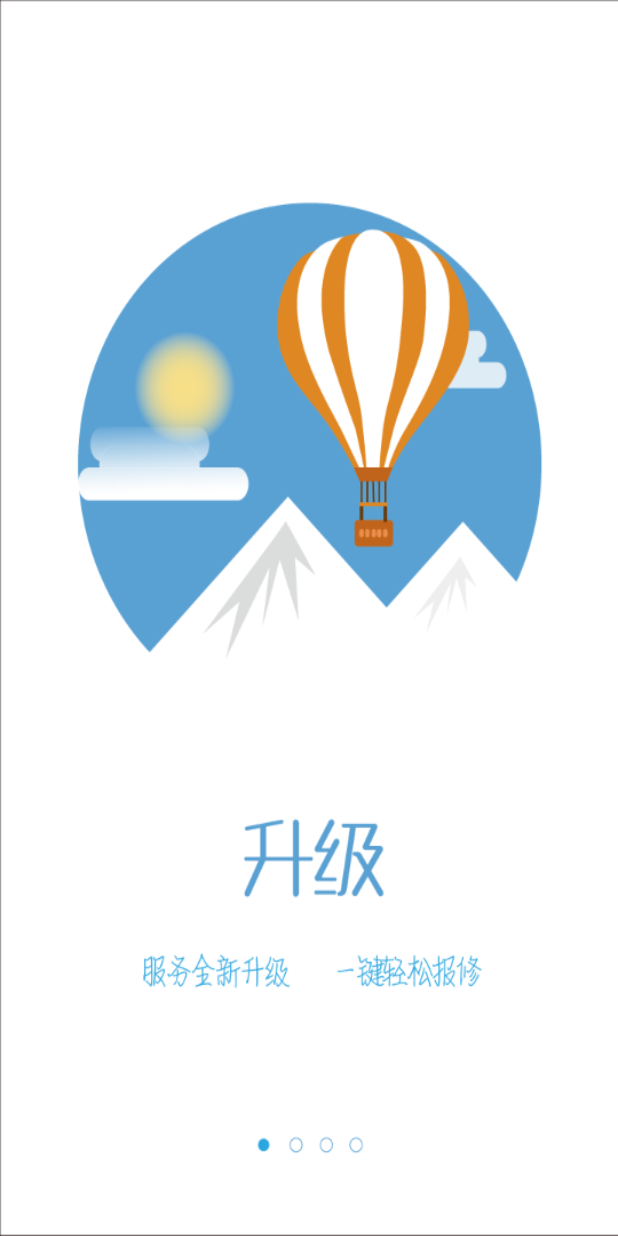
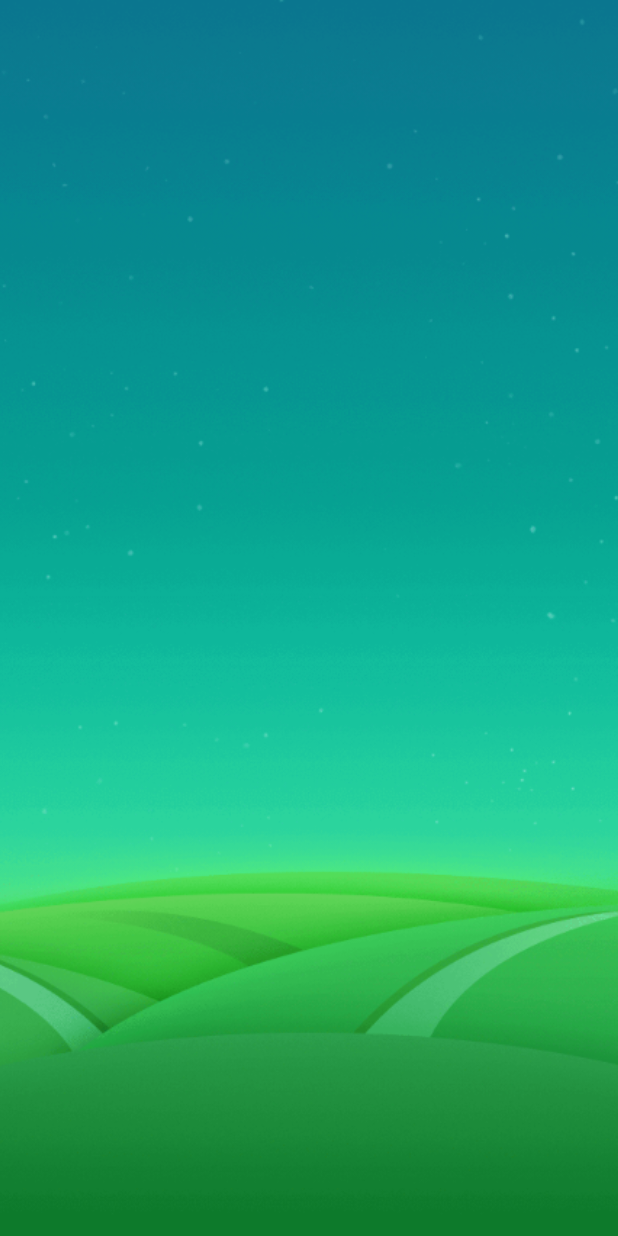
Before and after one commit to tony1213/Lenovo_v2, an Android app: the first screen one second after launch (SplashActivity before the commit, WelcomeActivity after it), on a phone screen of 412 x 824 dp. Run offline under Robolectric (Android 15) with nearby library versions, the phone set to English and light mode, and no system bars; libraries missing offline, so code that uses them is left out: com.beardedhen.androidbootstrap, com.squareup.okhttp; 6 statements that could not run were skipped.

Commit message:
增加欢迎界面 解决工单popupwindow 位置bug 修复通知动画bug

```diff
--- a/app/src/main/AndroidManifest.xml
+++ b/app/src/main/AndroidManifest.xml
@@ -32,7 +32,7 @@
             android:value="XYvfKQuUDMMwodBroX02SAHCifpPPyN8" />
         <!-- http://lbsyun.baidu.com/apiconsole/key -->
         <activity
-            android:name=".activity.business.common.SplashActivity"
+            android:name=".activity.business.common.WelcomeActivity"
             android:theme="@style/AppFullScreenTheme">
             <intent-filter>
                 <action android:name="android.intent.action.MAIN" />
@@ -40,6 +40,7 @@
                 <category android:name="android.intent.category.LAUNCHER" />
             </intent-filter>
         </activity>
+        <activity android:name=".activity.business.common.SplashActivity" />
         <activity android:name=".activity.business.common.LoginActivity" />
         <activity android:name=".activity.MainActivity" />
         <activity android:name=".activity.business.common.register.RegisterUserAgreementActivity" />
--- a/app/src/main/java/com/overtech/lenovo/activity/business/common/SplashActivity.java
+++ b/app/src/main/java/com/overtech/lenovo/activity/business/common/SplashActivity.java
@@ -13,6 +13,8 @@ import android.widget.LinearLayout;
 import com.overtech.lenovo.R;
 import com.overtech.lenovo.activity.base.BaseActivity;
 import com.overtech.lenovo.activity.business.tasklist.adapter.ViewPagerAdapter;
+import com.overtech.lenovo.utils.SharePreferencesUtils;
+import com.overtech.lenovo.utils.SharedPreferencesKeys;
 
 import java.util.ArrayList;
 
@@ -85,9 +87,11 @@ public class SplashActivity extends BaseActivity implements View.OnClickListener
     public void onClick(View v) {
         switch (v.getId()) {
             case R.id.btn_splash_next:
+                SharePreferencesUtils.put(this, SharedPreferencesKeys.FIRSTLOGIN,false);
                 Intent intent = new Intent();
                 intent.setClass(this, LoginActivity.class);
                 startActivity(intent);
+                finish();
                 break;
         }
     }
--- /dev/null
+++ b/app/src/main/java/com/overtech/lenovo/activity/business/common/WelcomeActivity.java
@@ -0,0 +1,39 @@
+package com.overtech.lenovo.activity.business.common;
+
+import android.content.Intent;
+import android.os.Bundle;
+import android.os.Handler;
+import com.overtech.lenovo.R;
+import com.overtech.lenovo.activity.base.BaseActivity;
+import com.overtech.lenovo.utils.SharePreferencesUtils;
+import com.overtech.lenovo.utils.SharedPreferencesKeys;
+
+/**
+ * Created by Overtech on 16/4/7.
+ */
+public class WelcomeActivity extends BaseActivity {
+    private boolean isFirstLogin;
+    @Override
+    protected int getLayoutIds() {
+        return R.layout.activity_welcome;
+    }
+
+    @Override
+    protected void afterCreate(Bundle savedInstanceState) {
+        isFirstLogin=(boolean)SharePreferencesUtils.get(this, SharedPreferencesKeys.FIRSTLOGIN,true);
+        new Handler(getMainLooper()).postDelayed(new Runnable() {
+            @Override
+            public void run() {
+                if(isFirstLogin) {
+                    Intent intent = new Intent(WelcomeActivity.this, SplashActivity.class);
+                    startActivity(intent);
+                    finish();
+                }else{
+                    Intent intent= new Intent(WelcomeActivity.this,LoginActivity.class);
+                    startActivity(intent);
+                    finish();
+                }
+            }
+        }, 3000);
+    }
+}
--- a/app/src/main/res/layout/activity_task_detail.xml
+++ b/app/src/main/res/layout/activity_task_detail.xml
@@ -32,7 +32,7 @@
             android:layout_marginBottom="10dp"
             android:layout_marginRight="20dp"
             android:layout_marginTop="15dp"
-            android:src="@mipmap/ic_launcher" />
+            android:src="@mipmap/icon_favorite" />
 
         <ImageView
             android:id="@+id/iv_share"
--- /dev/null
+++ b/app/src/main/res/layout/activity_welcome.xml
@@ -0,0 +1,12 @@
+<?xml version="1.0" encoding="utf-8"?>
+<LinearLayout xmlns:android="http://schemas.android.com/apk/res/android"
+    android:layout_width="match_parent"
+    android:layout_height="match_parent"
+    android:orientation="vertical">
+        <ImageView
+            android:layout_width="match_parent"
+            android:layout_height="match_parent"
+            android:src="@mipmap/bg_signin"
+            android:scaleType="centerCrop"
+            />
+</LinearLayout>
--- a/app/src/main/res/layout/item_listview_task_process.xml
+++ b/app/src/main/res/layout/item_listview_task_process.xml
@@ -8,7 +8,7 @@
         android:layout_width="wrap_content"
         android:layout_height="wrap_content"
         android:layout_marginLeft="21dp"
-        android:src="@mipmap/ic_launcher" />
+        android:src="@mipmap/icon_process_point" />
 
     <View
         android:layout_width="1dp"
```
Also changed, not shown: app/src/main/java/com/overtech/lenovo/activity/business/common/LoginActivity.java (+7 -4 lines), app/src/main/java/com/overtech/lenovo/activity/fragment/TaskListFragment.java (+41 -36 lines), app/src/main/java/com/overtech/lenovo/utils/SharedPreferencesKeys.java (added, +16 -0 lines), app/src/main/res/drawable/anim_task_notification.xml (+4 -5 lines), app/src/main/res/mipmap-xhdpi/bg_signin.png (added), app/src/main/res/mipmap-xhdpi/icon_favorite.png (added), app/src/main/res/mipmap-xhdpi/icon_process_point.png (added), app/src/main/res/mipmap-xhdpi/notification_1.png (renamed from app/src/main/res/drawable/notification_1.png), app/src/main/res/mipmap-xhdpi/notification_2.png (renamed from app/src/main/res/drawable/notification_2.png), app/src/main/res/mipmap-xhdpi/notification_3.png (renamed from app/src/main/res/drawable/notification_3.png), app/src/main/res/mipmap-xhdpi/notification_4.png (renamed from app/src/main/res/drawable/notification_4.png).
